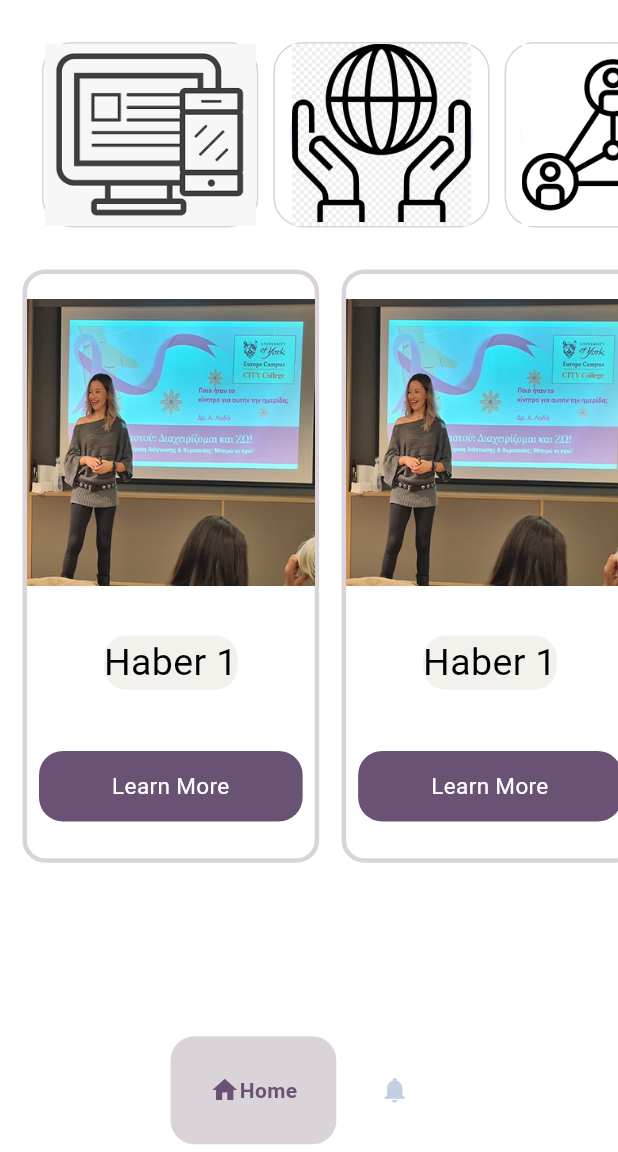
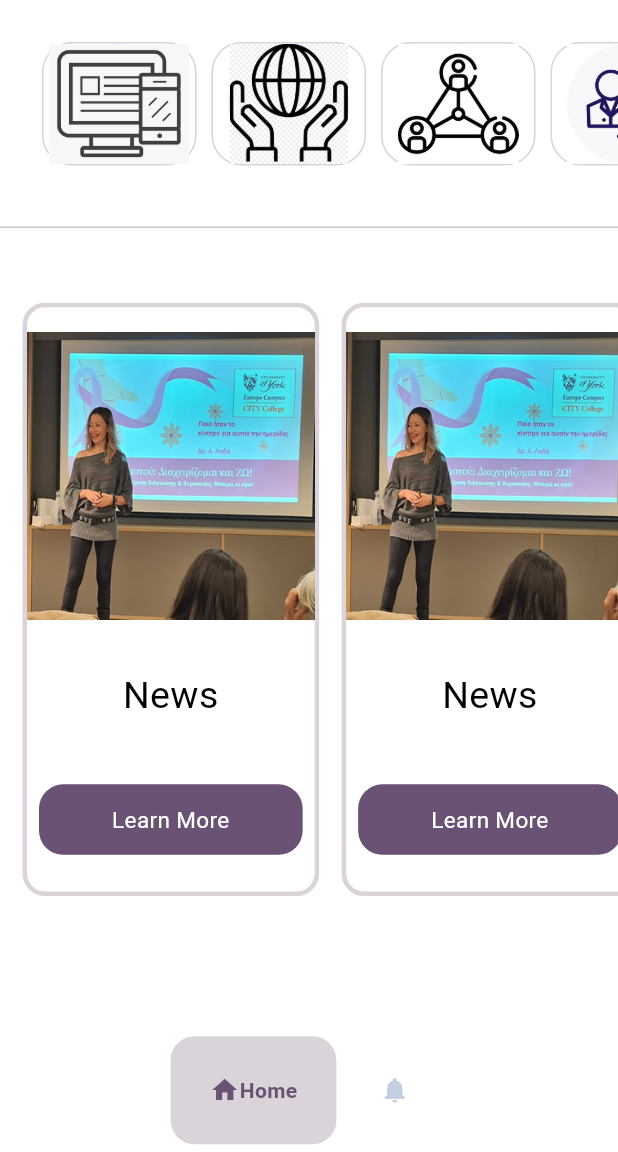
Before and after one commit to fatmanurpolat/cost_bio_app_proje, a Flutter app: the screen it shows after launch, on a phone screen of 412 x 824 dp, the part 84-1236 px from its top. Run offline on Flutter 3.47's test engine with Material 3 defaults, Android fonts, the light colour scheme and no system bars; drawn by our look-alikes of google_nav_bar; our stand-ins replace flutter_screenutil, flutter_spinkit, get, google_fonts, quickalert; accounts and stored records are empty; Roboto replaces fonts that are missing (Playfair).

Commit message:
tasarımda iyileştirme yapıldı

```diff
--- a/lib/app/config/styles/app_text_styles.dart
+++ b/lib/app/config/styles/app_text_styles.dart
@@ -12,12 +12,13 @@ class AppFonts {
         color: color,
       );
 
-  static TextStyle subtitle({Color? color, double? fontsize, FontWeight? fontWeight}) => GoogleFonts.sen(
+  static TextStyle subtitle(
+          {Color? color, double? fontsize, FontWeight? fontWeight}) =>
+      GoogleFonts.sen(
         fontSize: fontsize ?? 18,
         fontWeight: fontWeight ?? FontWeight.w500,
         letterSpacing: 1.1,
         color: color,
-
       );
 
   static TextStyle body({Color? color, FontWeight? fontWeight}) => TextStyle(
@@ -27,7 +28,8 @@ class AppFonts {
         color: color,
       );
 
-  static TextStyle texts({Color? color, double? fontSize}) => GoogleFonts.aBeeZee(
+  static TextStyle texts({Color? color, double? fontSize}) =>
+      GoogleFonts.playfair(
         fontSize: fontSize ?? 15,
         fontWeight: FontWeight.normal,
         color: color,
--- a/lib/app/views/modules/news/news_page.dart
+++ b/lib/app/views/modules/news/news_page.dart
@@ -24,7 +24,8 @@ class _NewsPageState extends State<NewsPage> {
           SingleChildScrollView(
             scrollDirection: Axis.horizontal,
             child: Padding(
-              padding: const EdgeInsets.all(28.0),
+              padding: const EdgeInsets.only(
+                  left: 28.0, right: 28, top: 28, bottom: 40),
               child: Row(
                 mainAxisAlignment: MainAxisAlignment.center,
                 children: [
@@ -34,8 +35,8 @@ class _NewsPageState extends State<NewsPage> {
                         borderRadius: BorderRadius.circular(20)
                         // color: AppColors.kremColor,
                         ),
-                    width: width * 0.35,
-                    height: height * 0.15,
+                    width: width * 0.25,
+                    height: height * 0.1,
                     child: CircleAvatar(
                         child: Image.asset(
                       AppConstants.iconAssetsPath.iconDigital,
@@ -50,8 +51,8 @@ class _NewsPageState extends State<NewsPage> {
                         borderRadius: BorderRadius.circular(20)
                         // color: AppColors.kremColor,
                         ),
-                    width: width * 0.35,
-                    height: height * 0.15,
+                    width: width * 0.25,
+                    height: height * 0.1,
                     child: CircleAvatar(
                         child: Image.asset(
                       AppConstants.iconAssetsPath.iconSupport,
@@ -66,8 +67,8 @@ class _NewsPageState extends State<NewsPage> {
                         borderRadius: BorderRadius.circular(20)
                         // color: AppColors.kremColor,
                         ),
-                    width: width * 0.35,
-                    height: height * 0.15,
+                    width: width * 0.25,
+                    height: height * 0.1,
                     child: CircleAvatar(
                         child: Image.asset(
                       AppConstants.iconAssetsPath.iconNetwork,
@@ -82,8 +83,8 @@ class _NewsPageState extends State<NewsPage> {
                         borderRadius: BorderRadius.circular(20)
                         // color: AppColors.kremColor,
                         ),
-                    width: width * 0.35,
-                    height: height * 0.15,
+                    width: width * 0.25,
+                    height: height * 0.1,
                     child: CircleAvatar(
                         child: Image.asset(
                       AppConstants.iconAssetsPath.iconScience,
@@ -92,6 +93,10 @@ class _NewsPageState extends State<NewsPage> {
                 ],
               ),
             ),
+          ),
+          Divider(height: 2),
+          SizedBox(
+            height: height * .06,
           ),
           SingleChildScrollView(
             scrollDirection: Axis.horizontal,
@@ -116,17 +121,117 @@ class _NewsPageState extends State<NewsPage> {
                         fit: BoxFit
                             .cover, // Resmi container boyutuna uyacak şekilde ölçekle
                       ),
+                      Text(
+                        "News",
+                        textAlign: TextAlign.center,
+                        style: AppFonts.texts(
+                          color: AppColors.black,
+                          fontSize: 25,
+                        ),
+                      ),
+                      CustomElevatedButton(
+                        text: "Learn More",
+                        onPressed: () {},
+                        backColor: AppColors.darkPurple,
+                        textColor: AppColors.white,
+                      )
+                    ],
+                  ),
+                ),
+                SizedBox(
+                  width: 15,
+                ),
                 Container(
                   decoration: BoxDecoration(
                     borderRadius: BorderRadius.circular(15),
-                            color: AppColors.pageBackgroundColor),
-                        child: Text(
-                          "Haber 1",
+                    border: Border.all(color: AppColors.lilac, width: 3),
+                  ),
+                  width: width * 0.48,
+                  height: height * 0.48,
+                  child: Column(
+                    mainAxisAlignment: MainAxisAlignment.spaceAround,
+                    children: [
+                      Image.asset(
+                        AppConstants.homepageImages.newsPhoto,
+                        fit: BoxFit
+                            .cover, // Resmi container boyutuna uyacak şekilde ölçekle
+                      ),
+                      Text(
+                        "News",
                         textAlign: TextAlign.center,
-                          style: AppFonts.caption(
+                        style: AppFonts.texts(
                           color: AppColors.black,
                           fontSize: 25,
                         ),
+                      ),
+                      CustomElevatedButton(
+                        text: "Learn More",
+                        onPressed: () {},
+                        backColor: AppColors.darkPurple,
+                        textColor: AppColors.white,
+                      )
+                    ],
+                  ),
+                ),
+                SizedBox(
+                  width: 15,
+                ),
+                Container(
+                  decoration: BoxDecoration(
+                    borderRadius: BorderRadius.circular(15),
+                    border: Border.all(color: AppColors.lilac, width: 3),
+                  ),
+                  width: width * 0.48,
+                  height: height * 0.48,
+                  child: Column(
+                    mainAxisAlignment: MainAxisAlignment.spaceAround,
+                    children: [
+                      Image.asset(
+                        AppConstants.homepageImages.newsPhoto,
+                        fit: BoxFit
+                            .cover, // Resmi container boyutuna uyacak şekilde ölçekle
+                      ),
+                      Text(
+                        "News",
+                        textAlign: TextAlign.center,
+                        style: AppFonts.texts(
+                          color: AppColors.black,
+                          fontSize: 25,
+                        ),
+                      ),
+                      CustomElevatedButton(
+                        text: "Learn More",
+                        onPressed: () {},
+                        backColor: AppColors.darkPurple,
+                        textColor: AppColors.white,
+                      )
+                    ],
+                  ),
+                ),
+                SizedBox(
+                  width: 15,
+                ),
+                Container(
+                  decoration: BoxDecoration(
+                    borderRadius: BorderRadius.circular(15),
+                    border: Border.all(color: AppColors.lilac, width: 3),
+                  ),
+                  width: width * 0.48,
+                  height: height * 0.48,
+                  child: Column(
+                    mainAxisAlignment: MainAxisAlignment.spaceAround,
+                    children: [
+                      Image.asset(
+                        AppConstants.homepageImages.newsPhoto,
+                        fit: BoxFit
+                            .cover, // Resmi container boyutuna uyacak şekilde ölçekle
+                      ),
+                      Text(
+                        "News",
+                        textAlign: TextAlign.center,
+                        style: AppFonts.texts(
+                          color: AppColors.black,
+                          fontSize: 25,
                         ),
                       ),
                       CustomElevatedButton(
@@ -161,9 +266,9 @@ class _NewsPageState extends State<NewsPage> {
                             borderRadius: BorderRadius.circular(15),
                             color: AppColors.pageBackgroundColor),
                         child: Text(
-                          "Haber 1",
+                          "News",
                           textAlign: TextAlign.center,
-                          style: AppFonts.caption(
+                          style: AppFonts.texts(
                             color: AppColors.black,
                             fontSize: 25,
                           ),
@@ -196,137 +301,12 @@ class _NewsPageState extends State<NewsPage> {
                         fit: BoxFit
                             .cover, // Resmi container boyutuna uyacak şekilde ölçekle
                       ),
-                      Container(
-                        decoration: BoxDecoration(
-                            borderRadius: BorderRadius.circular(15),
-                            color: AppColors.pageBackgroundColor),
-                        child: Text(
-                          "Haber 1",
+                      Text(
+                        "News",
                         textAlign: TextAlign.center,
-                          style: AppFonts.caption(
+                        style: AppFonts.texts(
                           color: AppColors.black,
                           fontSize: 25,
-                          ),
-                        ),
-                      ),
-                      CustomElevatedButton(
-                        text: "Learn More",
-                        onPressed: () {},
-                        backColor: AppColors.darkPurple,
-                        textColor: AppColors.white,
-                      )
-                    ],
-                  ),
-                ),
-                SizedBox(
-                  width: 15,
-                ),
-                Container(
-                  decoration: BoxDecoration(
-                    borderRadius: BorderRadius.circular(15),
-                    border: Border.all(color: AppColors.lilac, width: 3),
-                  ),
-                  width: width * 0.48,
-                  height: height * 0.48,
-                  child: Column(
-                    mainAxisAlignment: MainAxisAlignment.spaceAround,
-                    children: [
-                      Image.asset(
-                        AppConstants.homepageImages.newsPhoto,
-                        fit: BoxFit
-                            .cover, // Resmi container boyutuna uyacak şekilde ölçekle
-                      ),
-                      Container(
-                        decoration: BoxDecoration(
-                            borderRadius: BorderRadius.circular(15),
-                            color: AppColors.pageBackgroundColor),
-                        child: Text(
-                          "Haber 1",
-                          textAlign: TextAlign.center,
-                          style: AppFonts.caption(
-                            color: AppColors.black,
-                            fontSize: 25,
-                          ),
-                        ),
-                      ),
-                      CustomElevatedButton(
-                        text: "Learn More",
-                        onPressed: () {},
-                        backColor: AppColors.darkPurple,
-                        textColor: AppColors.white,
-                      )
-                    ],
-                  ),
-                ),
-                SizedBox(
-                  width: 15,
-                ),
-                Container(
-                  decoration: BoxDecoration(
-                    borderRadius: BorderRadius.circular(15),
-                    border: Border.all(color: AppColors.lilac, width: 3),
-                  ),
-                  width: width * 0.48,
-                  height: height * 0.48,
-                  child: Column(
-                    mainAxisAlignment: MainAxisAlignment.spaceAround,
-                    children: [
-                      Image.asset(
-                        AppConstants.homepageImages.newsPhoto,
-                        fit: BoxFit
-                            .cover, // Resmi container boyutuna uyacak şekilde ölçekle
-                      ),
-                      Container(
-                        decoration: BoxDecoration(
-                            borderRadius: BorderRadius.circular(15),
-                            color: AppColors.pageBackgroundColor),
-                        child: Text(
-                          "Haber 1",
-                          textAlign: TextAlign.center,
-                          style: AppFonts.caption(
-                            color: AppColors.black,
-                            fontSize: 25,
-                          ),
-                        ),
-                      ),
-                      CustomElevatedButton(
-                        text: "Learn More",
-                        onPressed: () {},
-                        backColor: AppColors.darkPurple,
-                        textColor: AppColors.white,
-                      )
-                    ],
-                  ),
-                ),
-                SizedBox(
-                  width: 15,
-                ),
-                Container(
-                  decoration: BoxDecoration(
-                    borderRadius: BorderRadius.circular(15),
-                    border: Border.all(color: AppColors.lilac, width: 3),
-                  ),
-                  width: width * 0.48,
-                  height: height * 0.48,
-                  child: Column(
-                    mainAxisAlignment: MainAxisAlignment.spaceAround,
-                    children: [
-                      Image.asset(
-                        AppConstants.homepageImages.newsPhoto,
-                        fit: BoxFit
-                            .cover, // Resmi container boyutuna uyacak şekilde ölçekle
-                      ),
-                      Container(
-                        decoration: BoxDecoration(
-                            borderRadius: BorderRadius.circular(15),
-                            color: AppColors.pageBackgroundColor),
-                        child: Text(
-                          "Haber 1",
-                          textAlign: TextAlign.center,
-                          style: AppFonts.caption(
-                            color: AppColors.black,
-                            fontSize: 25,
-                          ),
                         ),
                       ),
                       CustomElevatedButton(
@@ -344,19 +324,6 @@ class _NewsPageState extends State<NewsPage> {
           SizedBox(
             height: 20,
           ),
-          // SingleChildScrollView(
-          //   child: Container(
-          //     child: Image.asset(
-          //       AppConstants.homepageImages.european_research,
-          //       fit: BoxFit.cover,
-          //     ),
-          //     width: width * 0.9,
-          //     height: height * 0.2,
-          //     decoration: BoxDecoration(
-          //       borderRadius: BorderRadius.circular(15),
-          //     ),
-          //   ),
-          // )
         ],
       ),
     );
--- a/lib/app/views/modules/splash/splash_screen.dart
+++ b/lib/app/views/modules/splash/splash_screen.dart
@@ -39,7 +39,6 @@ class _SplashScreenState extends State<SplashScreen> {
           children: [
             Image.asset(
               AppConstants.logoAssetsPath.splashLogo,
-              color: AppColors.darkPurple,
               width: MediaQuery.of(context).size.width * 0.5,
             ),
             const SizedBox(
@@ -47,7 +46,7 @@ class _SplashScreenState extends State<SplashScreen> {
               height: 100,
             ),
             SpinKitChasingDots(
-              color: AppColors.darkPurple,
+              color: AppColors.darkPurple.withOpacity(0),
               size: 30.0,
             ),
           ],
```
Lines whose indentation alone changed are shown as unchanged.
